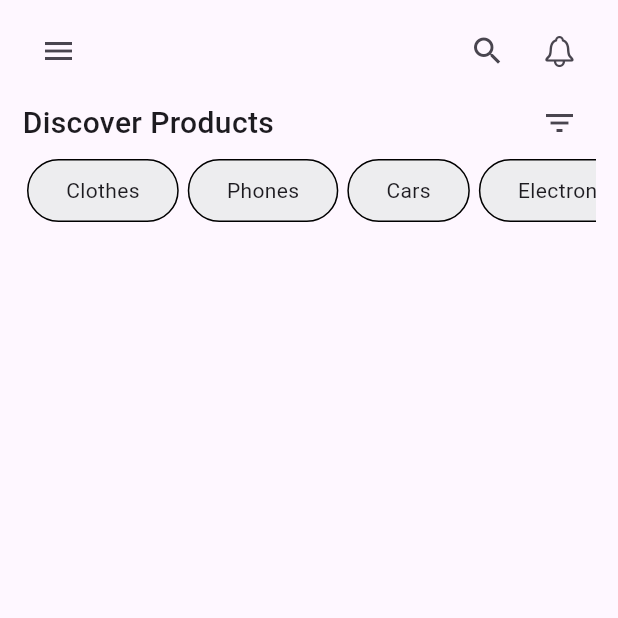
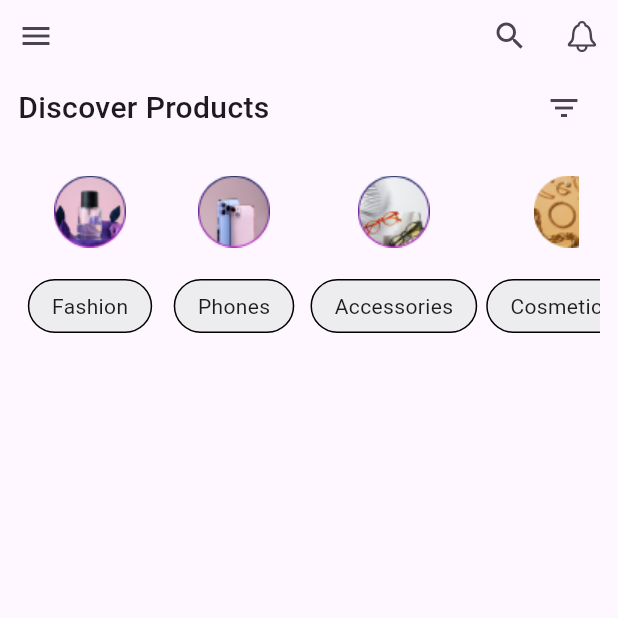
Before and after one commit to Alexix505/Ecommerce-app, a Flutter app: the screen it shows after launch, on a phone screen of 412 x 824 dp, the top half of it. Run offline on Flutter 3.47's test engine with Material 3 defaults, Android fonts, the phone set to English and light mode, and no system bars; our stand-ins replace flutter_svg.

Commit message:
categories images

```diff
--- a/lib/main.dart
+++ b/lib/main.dart
@@ -1,9 +1,5 @@
 import 'package:flutter/material.dart';
-
-import 'const/global_colors.dart';
-import 'screens/home_screen.dart';
-// import 'consts/global_colors.dart';
-// import 'screens/home_screen.dart';
+import 'view/home_view.dart';
 
 void main() {
   runApp(const MyApp());
@@ -17,7 +13,7 @@ class MyApp extends StatelessWidget {
   Widget build(BuildContext context) {
     return const MaterialApp(
       debugShowCheckedModeBanner: false,
-      title: 'Flutter 3.0.4 ',
+      title: 'Ecommerce',
       home: HomeScreen(),
     );
   }
--- a/lib/screens/home_screen.dart
+++ /dev/null
@@ -1,115 +0,0 @@
-import 'package:flutter/cupertino.dart';
-import 'package:flutter/material.dart';
-import 'package:flutter/widgets.dart';
-
-class HomeScreen extends StatelessWidget {
-  const HomeScreen({super.key});
-
-  @override
-  Widget build(BuildContext context) {
-    return Scaffold(
-      body: SafeArea(
-        child: Padding(
-          padding: EdgeInsets.symmetric(horizontal: 15, vertical: 10),
-          child: Column(
-            children: [
-              AppBar(),
-              Row(
-                mainAxisAlignment: MainAxisAlignment.spaceBetween,
-                children: [
-                  Text(
-                    'Discover Products',
-                    style: TextStyle(
-                      fontSize: 20,
-                      fontWeight: FontWeight.w500,
-                    ),
-                  ),
-                  IconButton(
-                    onPressed: () {},
-                    icon: const Icon(Icons.filter_list_outlined),
-                  ),
-                ],
-              ),
-              SingleChildScrollView(
-                scrollDirection: Axis.horizontal,
-                child: Row(
-                  children: [
-                    CategoriesButton(
-                      text: 'Clothes',
-                    ),
-                    CategoriesButton(
-                      text: 'Phones',
-                    ),
-                    CategoriesButton(
-                      text: 'Cars',
-                    ),
-                    CategoriesButton(
-                      text: 'Electronics',
-                    ),
-                    CategoriesButton(
-                      text: 'Laptops',
-                    ),
-                  ],
-                ),
-              )
-            ],
-          ),
-        ),
-      ),
-    );
-  }
-}
-
-class CategoriesButton extends StatelessWidget {
-  CategoriesButton({super.key, required this.text});
-  String text;
-
-  @override
-  Widget build(BuildContext context) {
-    return Padding(
-      padding: const EdgeInsets.symmetric(horizontal: 3),
-      child: Container(
-        child: Padding(
-          padding: const EdgeInsets.symmetric(vertical: 10, horizontal: 25),
-          child: Text(text),
-        ),
-        decoration: BoxDecoration(
-          color: Color(0xffEDEDEF),
-          border: Border.all(color: Colors.black),
-          borderRadius: BorderRadius.all(Radius.circular(25)),
-        ),
-      ),
-    );
-  }
-}
-
-class AppBar extends StatelessWidget {
-  const AppBar({
-    super.key,
-  });
-
-  @override
-  Widget build(BuildContext context) {
-    return Row(
-      mainAxisAlignment: MainAxisAlignment.spaceBetween,
-      children: [
-        IconButton(
-          onPressed: () {},
-          icon: const Icon(Icons.menu),
-        ),
-        Row(
-          children: [
-            IconButton(
-              onPressed: () {},
-              icon: const Icon(Icons.search_sharp),
-            ),
-            IconButton(
-              onPressed: () {},
-              icon: const Icon(CupertinoIcons.bell),
-            ),
-          ],
-        ),
-      ],
-    );
-  }
-}
--- /dev/null
+++ b/lib/view/home_view.dart
@@ -0,0 +1,52 @@
+import 'package:flutter/material.dart';
+import 'package:flutter_svg/flutter_svg.dart';
+import 'widgets/appbar.dart';
+import 'widgets/categories_list.dart';
+
+class HomeScreen extends StatelessWidget {
+  const HomeScreen({super.key});
+
+  @override
+  Widget build(BuildContext context) {
+    return Scaffold(
+      body: SafeArea(
+        child: Column(
+          children: [
+            const MyAppBar(),
+            Padding(
+              padding: const EdgeInsets.symmetric(horizontal: 12.0),
+              child: Column(
+                children: [
+                  Row(
+                    mainAxisAlignment: MainAxisAlignment.spaceBetween,
+                    children: [
+                      const Text(
+                        'Discover Products',
+                        style: TextStyle(
+                          fontSize: 20,
+                          fontWeight: FontWeight.w500,
+                        ),
+                      ),
+                      IconButton(
+                        onPressed: () {},
+                        icon: const Icon(Icons.filter_list_outlined),
+                      ),
+                    ],
+                  ),
+                  const SingleChildScrollView(
+                    scrollDirection: Axis.horizontal,
+                    child: Column(
+                      children: [
+                        CategoriesList(),
+                      ],
+                    ),
+                  ),
+                ],
+              ),
+            ),
+          ],
+        ),
+      ),
+    );
+  }
+}
--- /dev/null
+++ b/lib/view/widgets/appbar.dart
@@ -0,0 +1,33 @@
+import 'package:flutter/cupertino.dart';
+import 'package:flutter/material.dart';
+
+class MyAppBar extends StatelessWidget {
+  const MyAppBar({
+    super.key,
+  });
+
+  @override
+  Widget build(BuildContext context) {
+    return Row(
+      mainAxisAlignment: MainAxisAlignment.spaceBetween,
+      children: [
+        IconButton(
+          onPressed: () {},
+          icon: const Icon(Icons.menu),
+        ),
+        Row(
+          children: [
+            IconButton(
+              onPressed: () {},
+              icon: const Icon(Icons.search_sharp),
+            ),
+            IconButton(
+              onPressed: () {},
+              icon: const Icon(CupertinoIcons.bell),
+            ),
+          ],
+        ),
+      ],
+    );
+  }
+}
--- /dev/null
+++ b/lib/view/widgets/categories_button.dart
@@ -0,0 +1,38 @@
+import 'package:flutter/cupertino.dart';
+import 'package:flutter/material.dart';
+import 'package:flutter_svg/svg.dart';
+
+class CategoriesButton extends StatelessWidget {
+  const CategoriesButton({super.key, required this.text, required this.images});
+  final String text;
+  final String images;
+
+  @override
+  Widget build(BuildContext context) {
+    return Padding(
+      padding: const EdgeInsets.symmetric(horizontal: 3),
+      child: Column(
+        children: [
+          Image.asset(
+            'assets/images/$images',
+            height: 90,
+          ),
+          Container(
+            decoration: BoxDecoration(
+              color: const Color(0xffEDEDEF),
+              border: Border.all(color: Colors.black),
+              borderRadius: const BorderRadius.all(Radius.circular(25)),
+            ),
+            child: Padding(
+              padding: const EdgeInsets.symmetric(
+                vertical: 7,
+                horizontal: 15,
+              ),
+              child: Text(text),
+            ),
+          ),
+        ],
+      ),
+    );
+  }
+}
--- /dev/null
+++ b/lib/view/widgets/categories_list.dart
@@ -0,0 +1,38 @@
+import 'package:flutter/material.dart';
+import 'categories_button.dart';
+
+class CategoriesList extends StatelessWidget {
+  const CategoriesList({
+    super.key,
+  });
+
+  @override
+  Widget build(BuildContext context) {
+    //  List of categories
+    List<String> catList = [
+      'Fashion',
+      'Phones',
+      'Accessories',
+      'Cosmetic',
+      'Beauty',
+    ];
+    List<String> svgImages = [
+      'beauty.png',
+      'Phones.png',
+      'Accessories.png',
+      'cosmetics.png',
+      'beauty.png',
+    ];
+
+    return Row(
+      children: List.generate(catList.length, (index) {
+        final cart = catList[index];
+        final image = svgImages[index];
+        return CategoriesButton(
+          text: cart,
+          images: image,
+        );
+      }),
+    );
+  }
+}
--- a/pubspec.yaml
+++ b/pubspec.yaml
@@ -35,6 +35,7 @@ dependencies:
   # The following adds the Cupertino Icons font to your application.
   # Use with the CupertinoIcons class for iOS style icons.
   cupertino_icons: ^1.0.6
+  flutter_svg: ^2.0.10+1
 
 dev_dependencies:
   flutter_test:
@@ -59,8 +60,8 @@ flutter:
   uses-material-design: true
 
   # To add assets to your application, add an assets section, like this:
-  # assets:
-  #   - images/a_dot_burr.jpeg
+  assets:
+     - assets/images/
   #   - images/a_dot_ham.jpeg
 
   # An image asset can refer to one or more resolution-specific "variants", see
```
Also changed, not shown: assets/images/Accessories.png (added), assets/images/Fashion.png (added), assets/images/Phones.png (added), assets/images/beauty.png (added), assets/images/cosmetics.png (added), lib/controllers/home_controller.dart (added), lib/model/product_model.dart (added), lib/routes.dart (added), lib/services/api_services.dart (added), lib/utils/constants.dart (added), lib/utils/global_colors.dart (renamed from lib/const/global_colors.dart), lib/view/product_view.dart (added), pubspec.lock.
